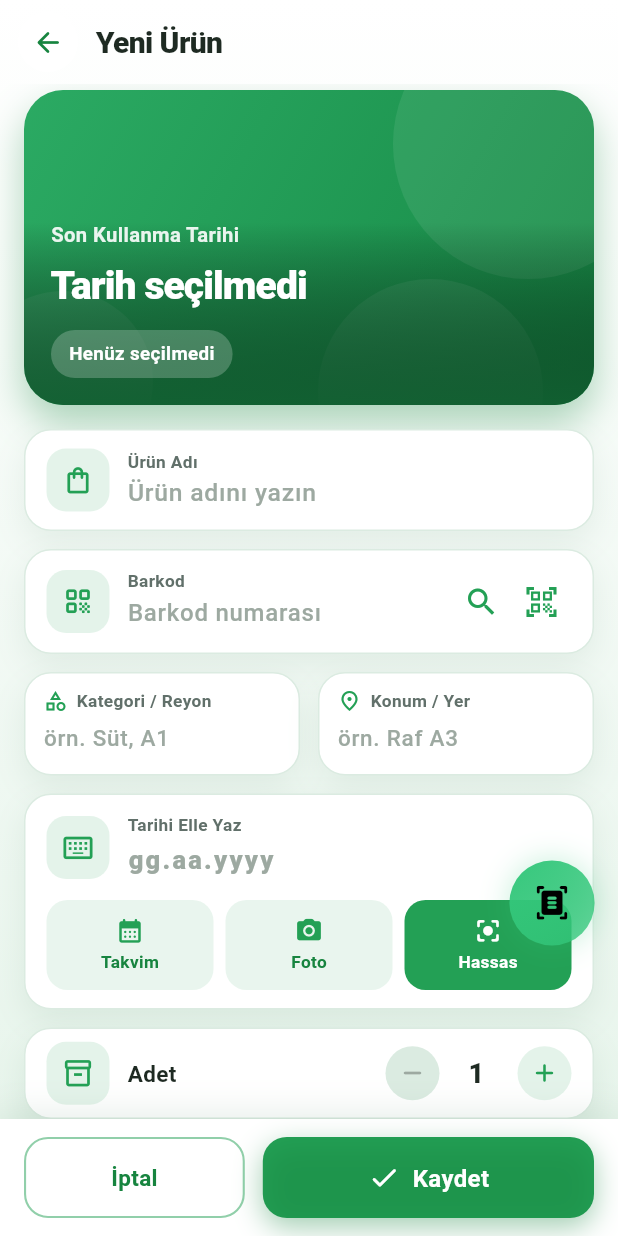
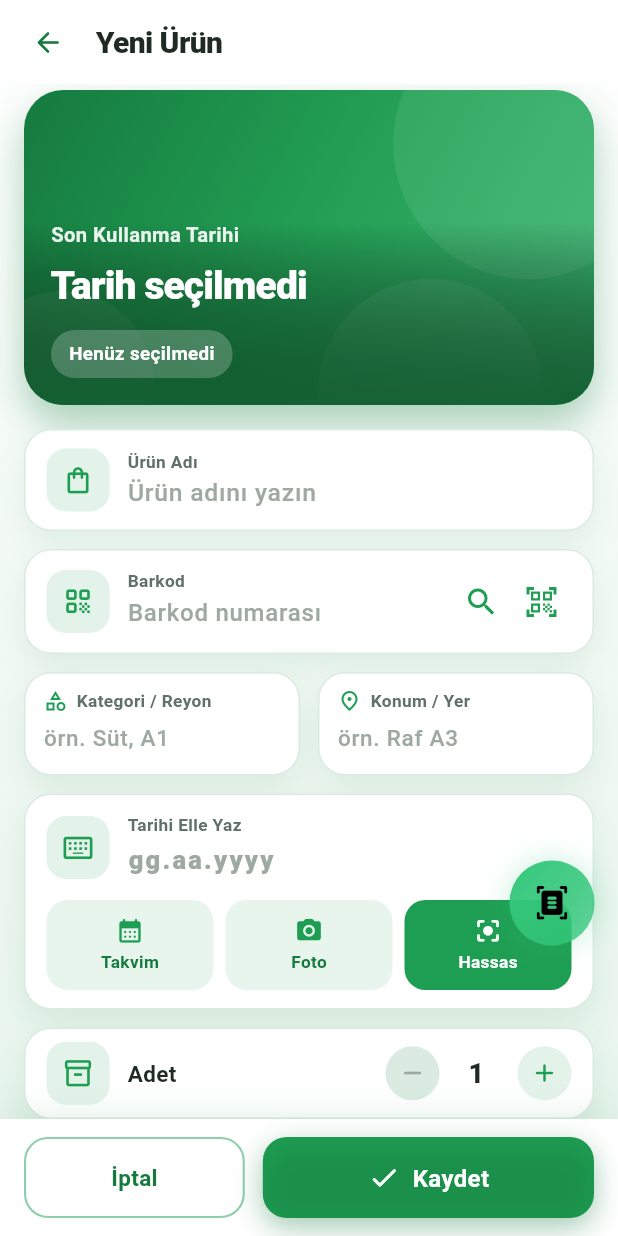
Before and after one commit to sol310698-ui/skt_takip, a Flutter app: the ProductFormScreen screen opened directly, on a phone screen of 412 x 824 dp. Run offline on Flutter 3.47's test engine with Material 3 defaults, Android fonts, the phone set to English and light mode, and no system bars; our stand-ins replace audioplayers, barcode_widget, cached_network_image, camera, file_picker, flutter_animate and 20 more; missing offline and left inert: alarm, excel, google_mlkit_text_recognition, mobile_scanner; accounts and stored records are empty; statements that could not run were skipped.

Commit message:
v191: vurgu rengi denetimi - sabit yesiller temaya baglandi
- add_product (Urun Ekle/Duzenle formu): _doaGreen/_doaGreenDark/_doaHeroGrad/
  golgeler artik AppTheme.primary/primaryDark/bannerGradient (vurgu Mavi/Mor
  secilince form da o renge doner; eskiden hep yesildi). 7 const ifadeye cevrildi.
- AppTheme golgeleri (shadowSm/Md) acik temada vurgu koyu tonuyla renklenir.
- ResilientScanner vurgu rengi temaya bagli (sabit yesil default kaldirildi).
- import ekrani basari snackbar'i Colors.green -> AppTheme.statusSafe.

```diff
--- a/lib/core/theme/app_theme.dart
+++ b/lib/core/theme/app_theme.dart
@@ -213,9 +213,11 @@ class AppTheme {
   }
 
   // ─── Golge tokenleri — Soft Glass: daha yumusak, daha dagilmis ─────
+  // Golgeler de temaya bagli: acik temada vurgu renginin koyu tonuyla
+  // renklenir (accent degisince golge tonu da degisir), koyu temada siyah.
   static List<BoxShadow> get shadowSm => [
         BoxShadow(
-          color: (isLight ? const Color(0xFF0E7A3D) : Colors.black)
+          color: (isLight ? primaryDark : Colors.black)
               .withOpacity(isLight ? 0.10 : 0.24),
           blurRadius: 16,
           offset: const Offset(0, 4),
@@ -224,7 +226,7 @@ class AppTheme {
 
   static List<BoxShadow> get shadowMd => [
         BoxShadow(
-          color: (isLight ? const Color(0xFF0E7A3D) : Colors.black)
+          color: (isLight ? primaryDark : Colors.black)
               .withOpacity(isLight ? 0.14 : 0.32),
           blurRadius: 28,
           offset: const Offset(0, 10),
--- a/lib/views/screens/add_product_screen.dart
+++ b/lib/views/screens/add_product_screen.dart
@@ -726,16 +726,14 @@ class _ProductFormScreenState extends ConsumerState<ProductFormScreen> {
   Color get _doaInk2 => AppTheme.textSecondary;
   Color get _doaInk3 => AppTheme.textTertiary;
   Color get _doaHair => AppTheme.hairline;
-  static const Color _doaGreen = Color(0xFF23A055);   // ana yesil (iki temada)
-  static const Color _doaGreenDark = Color(0xFF17843F);
-  static const LinearGradient _doaHeroGrad = LinearGradient(
-    colors: [Color(0xFF2BAA63), Color(0xFF178A46)],
-    begin: Alignment.topLeft,
-    end: Alignment.bottomRight,
-  );
+  // Vurgu rengi ARTIK temaya bagli: Ayarlar'dan secilen palete gore degisir
+  // (eskiden sabit yesildi -> vurgu Mavi/Mor secilince bu ekran yesil kaliyordu).
+  Color get _doaGreen => AppTheme.primary;
+  Color get _doaGreenDark => AppTheme.primaryDark;
+  LinearGradient get _doaHeroGrad => AppTheme.bannerGradient;
   static List<BoxShadow> get _doaShadow => [
         BoxShadow(
-          color: const Color(0xFF0B4F27).withOpacity(0.08),
+          color: AppTheme.primaryDark.withOpacity(0.10),
           blurRadius: 18,
           offset: const Offset(0, 8),
         ),
@@ -843,7 +841,7 @@ class _ProductFormScreenState extends ConsumerState<ProductFormScreen> {
             child: InkWell(
               customBorder: const CircleBorder(),
               onTap: () => Navigator.of(context).maybePop(),
-              child: const Padding(
+              child: Padding(
                 padding: EdgeInsets.all(9),
                 child: Icon(Icons.arrow_back_rounded,
                     color: _doaGreenDark, size: 22),
@@ -1026,7 +1024,7 @@ class _ProductFormScreenState extends ConsumerState<ProductFormScreen> {
 
   /// Gorsel yuklenemezse hero'da yesil gradyan zemin.
   Widget _heroGreenFallback() =>
-      const DecoratedBox(decoration: BoxDecoration(gradient: _doaHeroGrad));
+      DecoratedBox(decoration: BoxDecoration(gradient: _doaHeroGrad));
 
   void _openHeroFullscreen() {
     if (_localImagePath != null) {
@@ -1107,7 +1105,7 @@ class _ProductFormScreenState extends ConsumerState<ProductFormScreen> {
                           height: 1.2),
                       decoration: _bareDeco('Ürün adını yazın').copyWith(
                         suffixIcon: _nameOcrRunning
-                            ? const Padding(
+                            ? Padding(
                                 padding: EdgeInsets.all(6),
                                 child: SizedBox(
                                   width: 16,
@@ -1144,7 +1142,7 @@ class _ProductFormScreenState extends ConsumerState<ProductFormScreen> {
               child: Row(
                 children: [
                   if (_looking) ...[
-                    const SizedBox(
+                    SizedBox(
                       width: 14,
                       height: 14,
                       child: CircularProgressIndicator(
@@ -1188,7 +1186,7 @@ class _ProductFormScreenState extends ConsumerState<ProductFormScreen> {
                           color: _doaGreen.withOpacity(0.12),
                           borderRadius: BorderRadius.circular(999),
                         ),
-                        child: const Row(
+                        child: Row(
                           mainAxisSize: MainAxisSize.min,
                           children: [
                             Icon(Icons.document_scanner_rounded,
@@ -1224,7 +1222,7 @@ class _ProductFormScreenState extends ConsumerState<ProductFormScreen> {
                     color: _doaGreen.withOpacity(0.12),
                     borderRadius: BorderRadius.circular(13),
                   ),
-                  child: const Center(
+                  child: Center(
                     child: SizedBox(
                       width: 18,
                       height: 18,
@@ -1479,7 +1477,7 @@ class _ProductFormScreenState extends ConsumerState<ProductFormScreen> {
         color: _doaCard,
         boxShadow: [
           BoxShadow(
-            color: const Color(0xFF0B4F27).withOpacity(0.10),
+            color: AppTheme.primaryDark.withOpacity(0.10),
             blurRadius: 18,
             offset: const Offset(0, -4),
           ),
@@ -1509,7 +1507,7 @@ class _ProductFormScreenState extends ConsumerState<ProductFormScreen> {
                         border: Border.all(
                             color: _doaGreen.withOpacity(0.5), width: 1.4),
                       ),
-                      child: const Text('İptal',
+                      child: Text('İptal',
                           style: TextStyle(
                               color: _doaGreenDark,
                               fontSize: 15,
--- a/lib/views/screens/import_screen.dart
+++ b/lib/views/screens/import_screen.dart
@@ -203,7 +203,7 @@ class _ImportScreenState extends ConsumerState<ImportScreen> {
         ScaffoldMessenger.of(context).showSnackBar(
           SnackBar(
             content: Text('${_preview.length} kayıt içe aktarıldı'),
-            backgroundColor: Colors.green,
+            backgroundColor: AppTheme.statusSafe,
           ),
         );
         setState(() {
--- a/lib/views/widgets/resilient_scanner.dart
+++ b/lib/views/widgets/resilient_scanner.dart
@@ -2,6 +2,8 @@ import 'dart:async';
 
 import 'package:flutter/material.dart';
 import 'package:mobile_scanner/mobile_scanner.dart';
+
+import '../../core/theme/app_theme.dart';
 
 /// ════════════════════════════════════════════════════════════════════
 ///  DAYANIKLI TARAYICI (ResilientScanner)
@@ -42,8 +44,10 @@ class ResilientScanner extends StatefulWidget {
   /// Kamera onizleme sigdirma bicimi.
   final BoxFit fit;
 
-  /// Hata/hazirlik ekraninin vurgu rengi.
-  final Color accent;
+  /// Hata/hazirlik ekraninin vurgu rengi (verilmezse aktif tema rengi).
+  /// null birakilir; build sirasinda AppTheme.primary'e cozulur (const
+  /// constructor korunur ama renk temaya bagli kalir).
+  final Color? accent;
 
   const ResilientScanner({
     super.key,
@@ -51,7 +55,7 @@ class ResilientScanner extends StatefulWidget {
     required this.onDetect,
     this.onReady,
     this.fit = BoxFit.cover,
-    this.accent = const Color(0xFF1E9E52),
+    this.accent,
   });
 
   @override
@@ -148,7 +152,7 @@ class _ResilientScannerState extends State<ResilientScanner>
   Widget build(BuildContext context) {
     final c = _controller;
     if (c == null) {
-      return _Preparing(accent: widget.accent);
+      return _Preparing(accent: widget.accent ?? AppTheme.primary);
     }
     return MobileScanner(
       controller: c,
@@ -159,7 +163,7 @@ class _ResilientScannerState extends State<ResilientScanner>
         // setState yapmadan; Timer bir sonraki frame'de calisir).
         _scheduleErrorRecreate();
         return _Preparing(
-          accent: widget.accent,
+          accent: widget.accent ?? AppTheme.primary,
           onRetry: _errAttempt >= _maxAutoAttempts ? _manualRetry : null,
         );
       },
```
